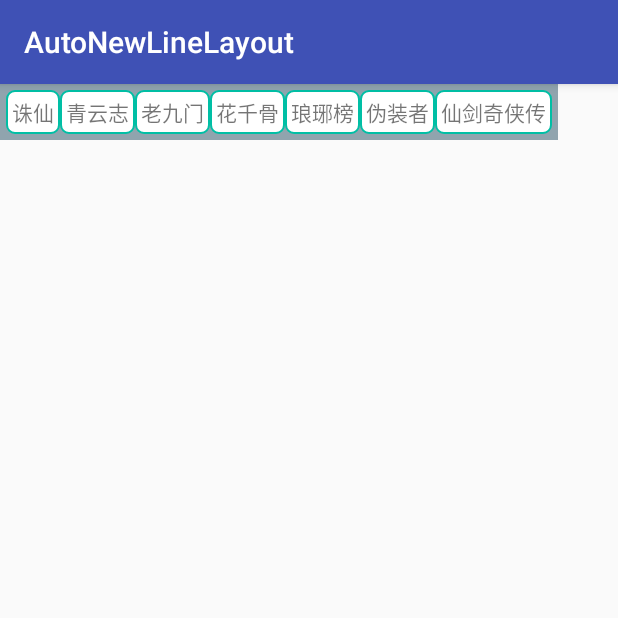
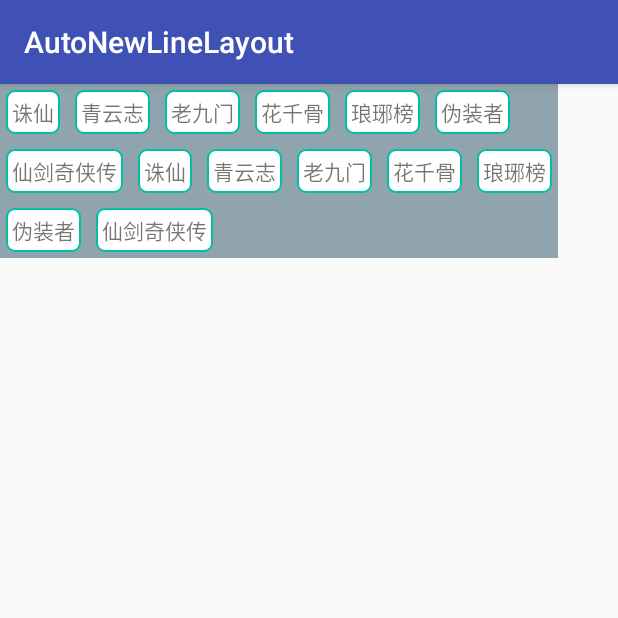
Before and after one commit to LineChen/AutoNewLineLayout, an Android app: the screen it shows after launch (MainActivity), on a phone screen of 412 x 824 dp, the top half of it. Run offline under Robolectric (Android 15) with nearby library versions, the phone set to English and light mode, and no system bars.

Commit message:
add horizonalSpace and vertivalSpace

```diff
--- a/app/src/main/java/com/beiing/autonewlinelayout/MainActivity.java
+++ b/app/src/main/java/com/beiing/autonewlinelayout/MainActivity.java
@@ -12,7 +12,9 @@ public class MainActivity extends AppCompatActivity {
     AutoNewLineLayout autoNewLineLayout;
 
 
-    String[] tags = {"诛仙", "青云志" , "老九门", "花千骨", "琅琊榜", "伪装者", "仙剑奇侠传"};
+    String[] tags = {"诛仙", "青云志" , "老九门", "花千骨", "琅琊榜", "伪装者", "仙剑奇侠传",
+            "诛仙", "青云志" , "老九门", "花千骨", "琅琊榜", "伪装者", "仙剑奇侠传"};
+
     @Override
     protected void onCreate(Bundle savedInstanceState) {
         super.onCreate(savedInstanceState);
--- a/app/src/main/java/com/beiing/autonewlinelayout/widgets/AutoNewLineLayout.java
+++ b/app/src/main/java/com/beiing/autonewlinelayout/widgets/AutoNewLineLayout.java
@@ -1,10 +1,13 @@
 package com.beiing.autonewlinelayout.widgets;
 
 import android.content.Context;
+import android.content.res.TypedArray;
 import android.util.AttributeSet;
 import android.util.Log;
 import android.view.View;
 import android.view.ViewGroup;
+
+import com.beiing.autonewlinelayout.R;
 
 import java.util.ArrayList;
 import java.util.List;
@@ -15,18 +18,34 @@ import java.util.List;
  * </br>
  */
 public class AutoNewLineLayout extends ViewGroup {
+
+    /**
+     * 两个子控件之间的横向间隙
+     */
+    protected float horizonalSpace = 0;
+
+    /**
+     * 两个子控件之间的垂直间隙
+     */
+    protected float vertivalSpace = 0;
+
     public AutoNewLineLayout(Context context) {
-        super(context);
+        this(context, null, 0);
     }
 
     public AutoNewLineLayout(Context context, AttributeSet attrs) {
-        super(context, attrs);
+        this(context, attrs, 0);
     }
 
     public AutoNewLineLayout(Context context, AttributeSet attrs, int defStyleAttr) {
         super(context, attrs, defStyleAttr);
+
+        TypedArray ta = context.obtainStyledAttributes(attrs, R.styleable.AutoNewLineLayout);
+        horizonalSpace = ta.getDimension(R.styleable.AutoNewLineLayout_horizonalSpace, 0);
+        vertivalSpace = ta.getDimension(R.styleable.AutoNewLineLayout_vertivalSpace, 0);
+        ta.recycle();
+
     }
-
 
     @Override
     protected void onMeasure(int widthMeasureSpec, int heightMeasureSpec) {
@@ -42,6 +61,7 @@ public class AutoNewLineLayout extends ViewGroup {
         int rawWidth = 0;//当前行总宽度
         int rawHeight = 0;// 当前行高
 
+        int rowIndex = 0;//当前行位置
         int count = getChildCount();
         for (int i = 0; i < count; i++) {
             View child = getChildAt(i);
@@ -54,19 +74,24 @@ public class AutoNewLineLayout extends ViewGroup {
                 continue;
             }
 
+            //这里调用measureChildWithMargins 而不是measureChild
             measureChildWithMargins(child, widthMeasureSpec, 0, heightMeasureSpec, 0);
             MarginLayoutParams lp = (MarginLayoutParams) child.getLayoutParams();
 
             int childWidth = child.getMeasuredWidth()  + lp.leftMargin + lp.rightMargin;
             int childHeight = child.getMeasuredHeight() + lp.topMargin + lp.bottomMargin;
-            if(rawWidth + childWidth > widthSpecSize - getPaddingLeft() - getPaddingRight()){
+            if(rawWidth + childWidth  + (rowIndex > 0 ? horizonalSpace : 0)> widthSpecSize - getPaddingLeft() - getPaddingRight()){
                 //换行
                 width = Math.max(width, rawWidth);
                 rawWidth = childWidth;
-                height += rawHeight;
+                height += rawHeight + vertivalSpace;
                 rawHeight = childHeight;
+                rowIndex = 0;
             } else {
                 rawWidth += childWidth;
+                if(rowIndex > 0){
+                    rawWidth += horizonalSpace;
+                }
                 rawHeight = Math.max(rawHeight, childHeight);
             }
 
@@ -74,8 +99,12 @@ public class AutoNewLineLayout extends ViewGroup {
                 width = Math.max(rawWidth, width);
                 height += rawHeight;
             }
+
+            rowIndex++;
         }
 
+//        Log.e("======", "onMeasure: width=" + width + ", height=" + height );
+//        //1. width=908, height=172  2.width=858, height=162
         setMeasuredDimension(
                 widthSpecMode == MeasureSpec.EXACTLY ? widthSpecSize : width + getPaddingLeft() + getPaddingRight(),
                 heightSpecMode == MeasureSpec.EXACTLY ? heightSpecSize : height + getPaddingTop() + getPaddingBottom()
@@ -88,10 +117,10 @@ public class AutoNewLineLayout extends ViewGroup {
         int leftOffset = getPaddingLeft();
         int topOffset = getPaddingTop();
         int rowMaxHeight = 0;
+        int rowIndex = 0;//当前行位置
         View childView;
         for( int w = 0, count = getChildCount(); w < count; w++ ){
             childView = getChildAt(w);
-
             if(childView.getVisibility() == GONE) continue;
 
             MarginLayoutParams lp = (MarginLayoutParams) childView.getLayoutParams();
@@ -99,8 +128,10 @@ public class AutoNewLineLayout extends ViewGroup {
             int occupyWidth = lp.leftMargin + childView.getMeasuredWidth() + lp.rightMargin;
             if(leftOffset + occupyWidth + getPaddingRight() > viewWidth){
                 leftOffset = getPaddingLeft();  // 回到最左边
-                topOffset += rowMaxHeight;  // 换行
+                topOffset += rowMaxHeight + vertivalSpace;  // 换行
                 rowMaxHeight = 0;
+
+                rowIndex = 0;
             }
 
             int left = leftOffset + lp.leftMargin;
@@ -111,10 +142,13 @@ public class AutoNewLineLayout extends ViewGroup {
 
             // 横向偏移
             leftOffset += occupyWidth;
-
             // 试图更新本行最高View的高度
             int occupyHeight = lp.topMargin + childView.getMeasuredHeight() + lp.bottomMargin;
+            if(rowIndex != count - 1){
+                leftOffset += horizonalSpace;
+            }
             rowMaxHeight = Math.max(rowMaxHeight, occupyHeight);
+            rowIndex++;
         }
     }
 
@@ -124,6 +158,7 @@ public class AutoNewLineLayout extends ViewGroup {
     }
 
     @Override
+
     protected LayoutParams generateDefaultLayoutParams() {
         return new MarginLayoutParams(LayoutParams.WRAP_CONTENT, LayoutParams.WRAP_CONTENT);
     }
--- a/app/src/main/res/layout/activity_main.xml
+++ b/app/src/main/res/layout/activity_main.xml
@@ -1,9 +1,9 @@
 <?xml version="1.0" encoding="utf-8"?>
-<LinearLayout
-    xmlns:android="http://schemas.android.com/apk/res/android"
+<LinearLayout xmlns:android="http://schemas.android.com/apk/res/android"
     xmlns:tools="http://schemas.android.com/tools"
     android:layout_width="match_parent"
     android:layout_height="match_parent"
+    xmlns:app="http://schemas.android.com/apk/res-auto"
     android:orientation="vertical"
     tools:context="com.beiing.autonewlinelayout.MainActivity">
 
@@ -12,7 +12,10 @@
         android:layout_width="wrap_content"
         android:layout_height="wrap_content"
         android:background="#90a4ae"
-        android:padding="4dp"/>
+        android:padding="4dp"
+        app:horizonalSpace="10dp"
+        app:vertivalSpace="10dp"
+        />
 
     <TextView
         android:id="@+id/tv_t"
--- /dev/null
+++ b/app/src/main/res/values/attrs.xml
@@ -0,0 +1,14 @@
+<?xml version="1.0" encoding="utf-8"?>
+<resources>
+
+    <declare-styleable name="AutoNewLineLayout">
+        <attr name="horizonalSpace" format="dimension|reference"/>
+
+        <attr name="vertivalSpace" format="dimension|reference"/>
+    </declare-styleable>
+
+
+
+
+
+</resources>
```
